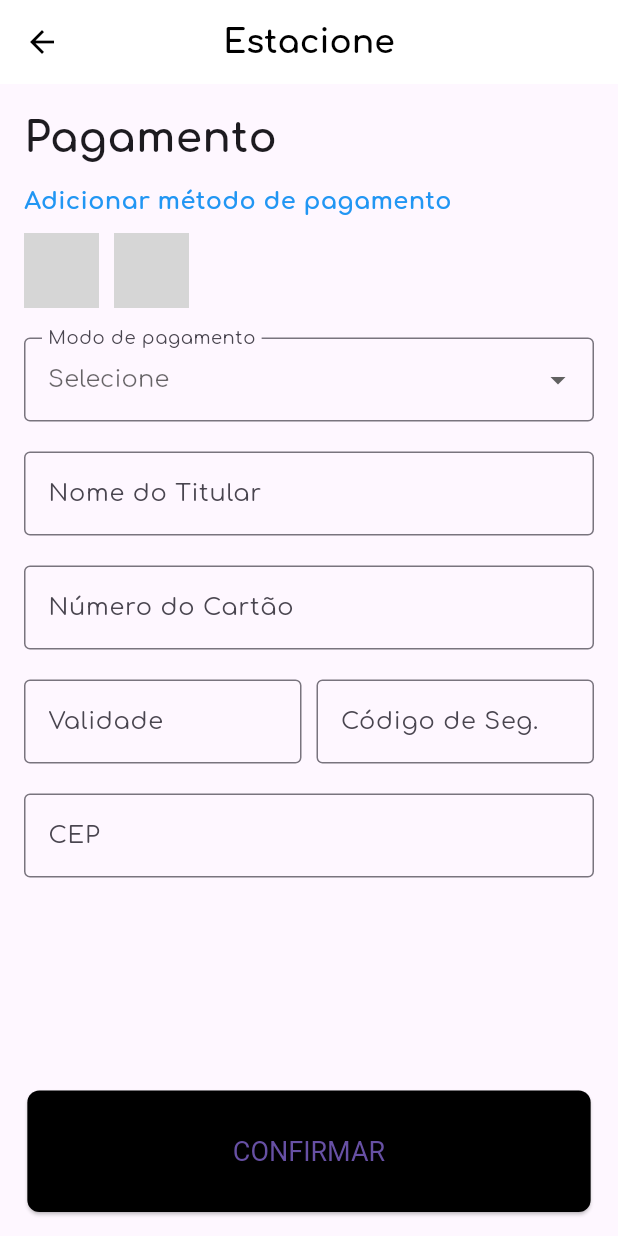
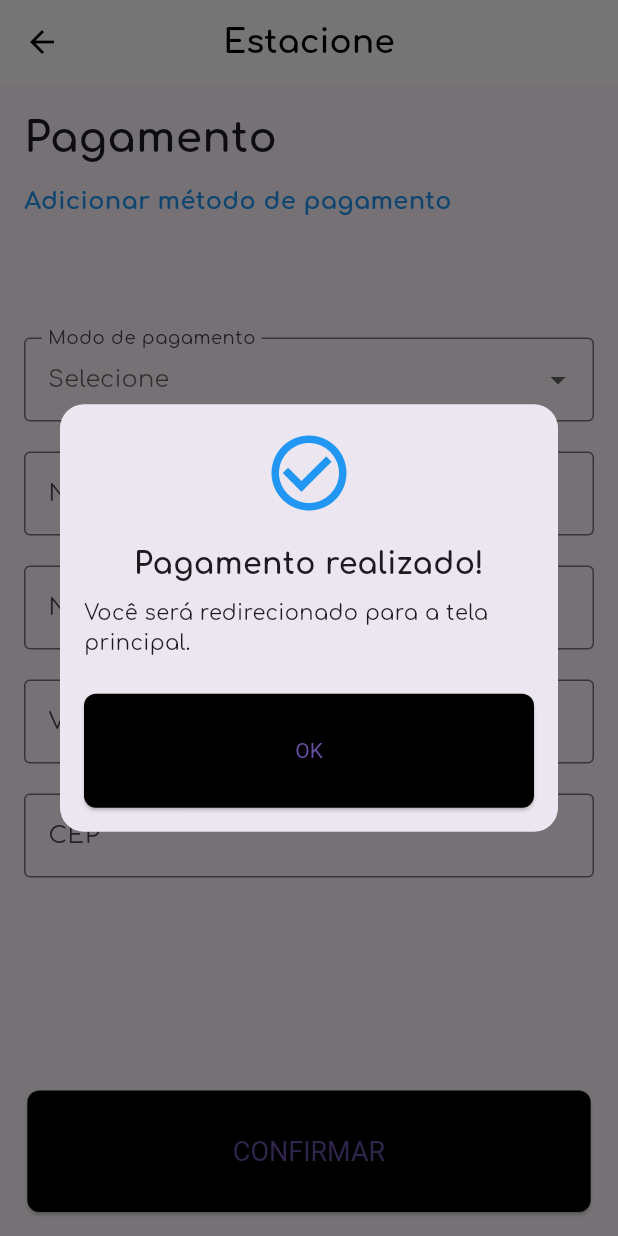
Before and after one commit to lohaynemuriel/parkHere, a Flutter app: the PagamentoScreen screen opened by its route, after a tap on "CONFIRMAR", on a phone screen of 412 x 824 dp. Run offline on Flutter 3.47's test engine with Material 3 defaults, Android fonts, the light colour scheme and no system bars; grey boxes are pictures that could not be loaded.

Commit message:
Update tela-pagamento.dart

```diff
--- a/park_here/lib/view/tela-pagamento.dart
+++ b/park_here/lib/view/tela-pagamento.dart
@@ -1,4 +1,5 @@
 import 'package:flutter/material.dart';
+import 'package:park_here/view/widgets/confirmation_dialog.dart';
 
 class PagamentoScreen extends StatefulWidget {
   @override
@@ -134,7 +135,12 @@ class _PagamentoScreenState extends State<PagamentoScreen> {
             Center(
               child: ElevatedButton(
                 onPressed: () {
-                  // Lógica de confirmação do pagamento
+                  ConfirmationDialog.show(
+                    context,
+                    'Pagamento realizado!',
+                    'Você será redirecionado para a tela principal.',
+                    '/tela-principal',
+                  );
                 },
                 child: Text('CONFIRMAR'),
                 style: ElevatedButton.styleFrom(
```
